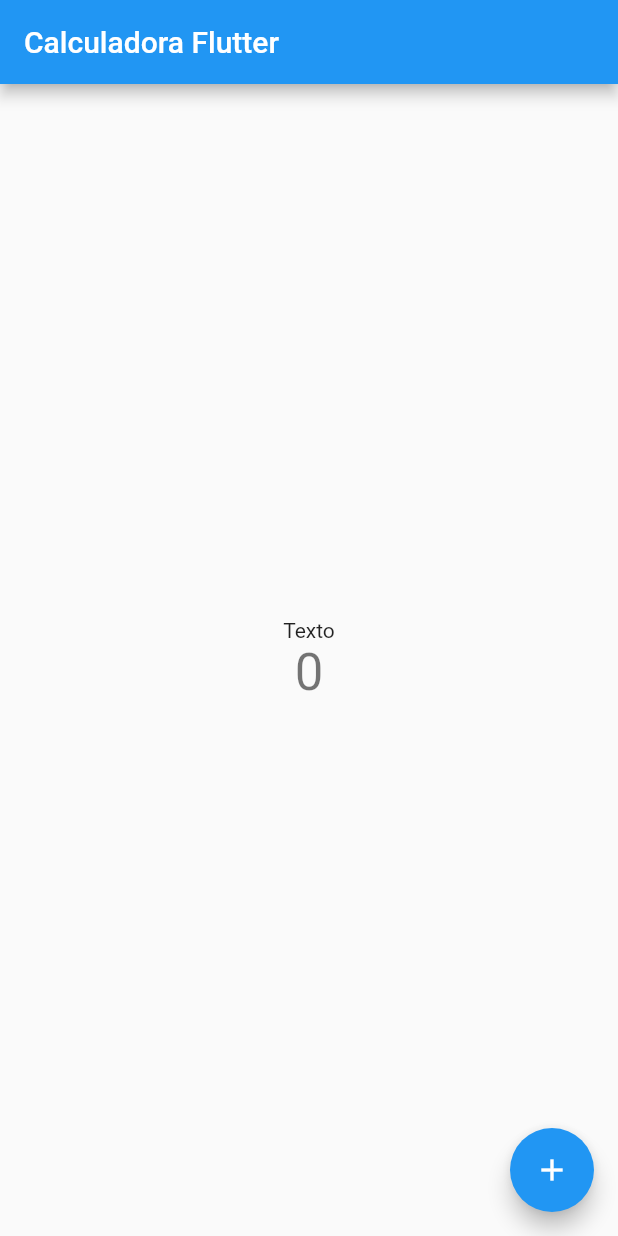
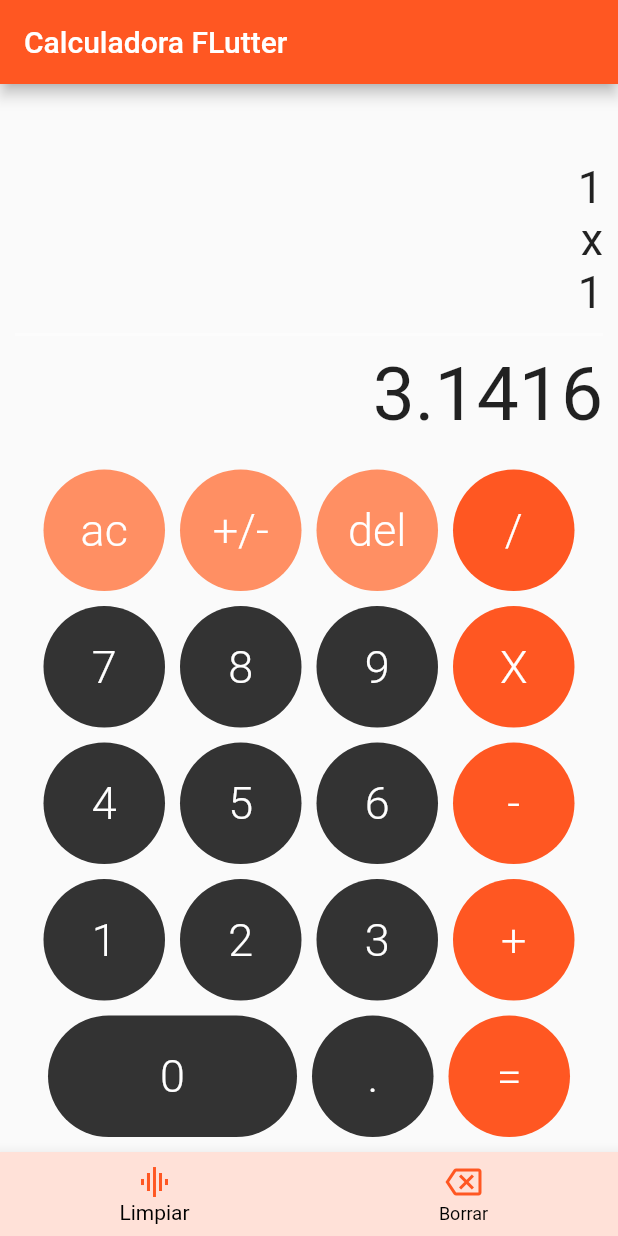
Before and after one commit to Aper-ux/CalculadoraFlutter, a Flutter app: the screen it shows after launch, on a phone screen of 412 x 824 dp. Run offline on Flutter 3.47's test engine with Material 2 defaults, Android fonts, the phone set to English and light mode, and no system bars; our stand-ins replace bloc.

Commit message:
Interfaz 1ra version

```diff
--- /dev/null
+++ b/lib/bloc/operaciones_bloc.dart
@@ -0,0 +1,12 @@
+import 'package:bloc/bloc.dart';
+import 'package:meta/meta.dart';
+
+part 'operaciones_event.dart';
+part 'operaciones_state.dart';
+
+class OperacionesBloc extends Bloc<OperacionesEvent, OperacionesState> {
+  OperacionesBloc() : super(OperacionesInitial()) {
+    on<OperacionesEvent>((event, emit) {
+    });
+  }
+}
--- /dev/null
+++ b/lib/bloc/operaciones_event.dart
@@ -0,0 +1,4 @@
+part of 'operaciones_bloc.dart';
+
+@immutable
+abstract class OperacionesEvent {}
--- /dev/null
+++ b/lib/bloc/operaciones_state.dart
@@ -0,0 +1,6 @@
+part of 'operaciones_bloc.dart';
+
+@immutable
+abstract class OperacionesState {}
+
+class OperacionesInitial extends OperacionesState {}
--- a/lib/main.dart
+++ b/lib/main.dart
@@ -1,8 +1,7 @@
 import 'package:flutter/material.dart';
+import 'package:calculadora/screens/pantalla.dart';
 
-void main() {
-  runApp(const MyApp());
-}
+void main() => runApp(const MyApp());
 
 class MyApp extends StatelessWidget {
   const MyApp({Key? key}) : super(key: key);
@@ -10,57 +9,10 @@ class MyApp extends StatelessWidget {
   @override
   Widget build(BuildContext context) {
     return MaterialApp(
+      debugShowCheckedModeBanner: false,
       title: 'Calculadora Flutter',
-      theme: ThemeData(
-        primarySwatch: Colors.blue,
-      ),
-      home: const MyHomePage(title: 'Calculadora Flutter'),
+      home: const Pantalla(),
+      theme: ThemeData(primarySwatch: Colors.deepOrange),
     );
   }
 }
-
-class MyHomePage extends StatefulWidget {
-  const MyHomePage({Key? key, required this.title}) : super(key: key);
-  final String title;
-
-  @override
-  State<MyHomePage> createState() => _MyHomePageState();
-}
-
-class _MyHomePageState extends State<MyHomePage> {
-  int _counter = 0;
-
-  void _incrementCounter() {
-    setState(() {
-      _counter++;
-    });
-  }
-
-  @override
-  Widget build(BuildContext context) {
-    return Scaffold(
-      appBar: AppBar(
-        title: Text(widget.title),
-      ),
-      body: Center(
-        child: Column(
-          mainAxisAlignment: MainAxisAlignment.center,
-          children: <Widget>[
-            const Text(
-              'Texto',
-            ),
-            Text(
-              '$_counter',
-              style: Theme.of(context).textTheme.headline4,
-            ),
-          ],
-        ),
-      ),
-      floatingActionButton: FloatingActionButton(
-        onPressed: _incrementCounter,
-        tooltip: 'Increment',
-        child: const Icon(Icons.add),
-      ),
-    );
-  }
-}
--- /dev/null
+++ b/lib/screens/pantalla.dart
@@ -0,0 +1,179 @@
+import 'package:flutter/material.dart';
+import 'package:calculadora/widgets/boton.dart';
+import 'package:calculadora/widgets/linea.dart';
+import 'package:calculadora/widgets/main_result.dart';
+import 'package:calculadora/widgets/sub_result.dart';
+
+class Pantalla extends StatelessWidget {
+  const Pantalla({Key? key}) : super(key: key);
+
+  @override
+  Widget build(BuildContext context) {
+    return Scaffold(
+      appBar: AppBar(
+        title: const Text('Calculadora FLutter'),
+      ),
+      body: SafeArea(
+        child: Container(
+          margin: const EdgeInsets.symmetric(horizontal: 10),
+          child: Column(
+            children: [
+              Expanded(
+                child: Container(),
+              ),
+              const SubResult(text: '1'),
+              const SubResult(text: 'x'),
+              const SubResult(text: '1'),
+              const Linea(),
+              const MainResultText(text: '3.1416'),
+              Row(
+                mainAxisAlignment: MainAxisAlignment.center,
+                children: [
+                  Boton(
+                    text: 'ac',
+                    bgColor: Color.fromARGB(255, 255, 143, 99),
+                    // ignore: avoid_print
+                    onPressed: () => print('AC'),
+                  ),
+                  Boton(
+                    text: '+/-',
+                    bgColor: Color.fromARGB(255, 255, 143, 99),
+                    // ignore: avoid_print
+                    onPressed: () => print('+/-'),
+                  ),
+                  Boton(
+                    text: 'del',
+                    bgColor: Color.fromARGB(255, 255, 143, 99),
+                    // ignore: avoid_print
+                    onPressed: () => print('del'),
+                  ),
+                  Boton(
+                    text: '/',
+                    bgColor: Colors.deepOrange,
+                    onPressed: () => print('/'),
+                  ),
+                ],
+              ),
+              Row(
+                mainAxisAlignment: MainAxisAlignment.center,
+                children: [
+                  Boton(
+                    text: '7',
+                    // ignore: avoid_print
+                    onPressed: () => print('7'),
+                  ),
+                  Boton(
+                    text: '8',
+                    // ignore: avoid_print
+                    onPressed: () => print('8'),
+                  ),
+                  Boton(
+                    text: '9',
+                    // ignore: avoid_print
+                    onPressed: () => print('9'),
+                  ),
+                  Boton(
+                    text: 'X',
+                    bgColor: Colors.deepOrange,
+                    // ignore: avoid_print
+                    onPressed: () => print('X'),
+                  ),
+                ],
+              ),
+              Row(
+                mainAxisAlignment: MainAxisAlignment.center,
+                children: [
+                  Boton(
+                    text: '4',
+                    // ignore: avoid_print
+                    onPressed: () => print('4'),
+                  ),
+                  Boton(
+                    text: '5',
+                    // ignore: avoid_print
+                    onPressed: () => print('5'),
+                  ),
+                  Boton(
+                    text: '6',
+                    // ignore: avoid_print
+                    onPressed: () => print('6'),
+                  ),
+                  Boton(
+                    text: '-',
+                    bgColor: Colors.deepOrange,
+                    // ignore: avoid_print
+                    onPressed: () => print('-'),
+                  ),
+                ],
+              ),
+              Row(
+                mainAxisAlignment: MainAxisAlignment.center,
+                children: [
+                  Boton(
+                    text: '1',
+                    // ignore: avoid_print
+                    onPressed: () => print('1'),
+                  ),
+                  Boton(
+                    text: '2',
+                    // ignore: avoid_print
+                    onPressed: () => print('2'),
+                  ),
+                  Boton(
+                    text: '3',
+                    onPressed: () => print('3'),
+                  ),
+                  Boton(
+                    text: '+',
+                    bgColor: Colors.deepOrange,
+                    // ignore: avoid_print
+                    onPressed: () => print('+'),
+                  ),
+                ],
+              ),
+              Row(
+                mainAxisAlignment: MainAxisAlignment.center,
+                children: [
+                  Boton(
+                    text: '0',
+                    big: true,
+                    // ignore: avoid_print
+                    onPressed: () => print('0'),
+                  ),
+                  Boton(
+                    text: '.',
+                    // ignore: avoid_print
+                    onPressed: () => print('.'),
+                  ),
+                  Boton(
+                    text: '=',
+                    bgColor: Colors.deepOrange,
+                    onPressed: () => print('='),
+                  ),
+                ],
+              ),
+            ],
+          ),
+        ),
+      ),
+      bottomNavigationBar: BottomNavigationBar(
+          backgroundColor: const Color.fromARGB(255, 255, 225, 216),
+          selectedItemColor: Colors.black,
+          unselectedItemColor: Colors.black,
+          items: const [
+            BottomNavigationBarItem(
+                icon: Icon(
+                  Icons.graphic_eq,
+                  color: Colors.deepOrange,
+                ),
+                label: 'Limpiar'),
+            BottomNavigationBarItem(
+                icon: Icon(
+                  Icons.backspace_outlined,
+                  color: Colors.deepOrange,
+                ),
+                label: 'Borrar')
+          ]),
+    );
+  }
+}
--- /dev/null
+++ b/lib/widgets/boton.dart
@@ -0,0 +1,44 @@
+import 'package:flutter/material.dart';
+
+class Boton extends StatelessWidget {
+  final Color bgColor;
+  final bool big;
+  final String text;
+
+  final Function onPressed;
+
+  Boton({
+    Key? key,
+    bgColor,
+    this.big = false,
+    required this.text,
+    required this.onPressed,
+  })  : this.bgColor = bgColor ?? Color(0xff333333),
+        super(key: key);
+
+  @override
+  Widget build(BuildContext context) {
+    final buttonStyle = TextButton.styleFrom(
+      backgroundColor: bgColor,
+      primary: Colors.white,
+      shape: const StadiumBorder(),
+    );
+
+    return Container(
+      margin: EdgeInsets.only(bottom: 10, right: 5, left: 5),
+      child: TextButton(
+        style: buttonStyle,
+        child: Container(
+          width: this.big ? 150 : 65,
+          height: 65,
+          child: Center(
+              child: Text(
+            this.text,
+            style: TextStyle(fontSize: 30, fontWeight: FontWeight.w300),
+          )),
+        ),
+        onPressed: () => this.onPressed(),
+      ),
+    );
+  }
+}
--- /dev/null
+++ b/lib/widgets/linea.dart
@@ -0,0 +1,15 @@
+import 'package:flutter/material.dart';
+
+// ignore: camel_case_types
+class Linea extends StatelessWidget {
+  const Linea({Key? key}) : super(key: key);
+
+  @override
+  Widget build(BuildContext context) {
+    return Container(
+        width: double.infinity,
+        height: 2,
+        color: Colors.white.withOpacity(0.4),
+        margin: const EdgeInsets.symmetric(vertical: 10));
+  }
+}
--- /dev/null
+++ b/lib/widgets/main_result.dart
@@ -0,0 +1,17 @@
+import 'package:flutter/material.dart';
+
+class MainResultText extends StatelessWidget {
+  final String text;
+
+  const MainResultText({Key? key, required this.text}) : super(key: key);
+
+  @override
+  Widget build(BuildContext context) {
+    return Container(
+      margin: EdgeInsets.only(bottom: 20),
+      width: double.infinity,
+      alignment: Alignment.centerRight,
+      child: Text(this.text, style: TextStyle(fontSize: 50)),
+    );
+  }
+}
--- /dev/null
+++ b/lib/widgets/sub_result.dart
@@ -0,0 +1,16 @@
+import 'package:flutter/material.dart';
+
+class SubResult extends StatelessWidget {
+  final String text;
+
+  const SubResult({Key? key, required this.text}) : super(key: key);
+
+  @override
+  Widget build(BuildContext context) {
+    return Container(
+      width: double.infinity,
+      alignment: Alignment.centerRight,
+      child: Text(this.text, style: TextStyle(fontSize: 30)),
+    );
+  }
+}
```
Also changed, not shown: pubspec.yaml (+4 -17 lines), pubspec.lock, 2 other files.
